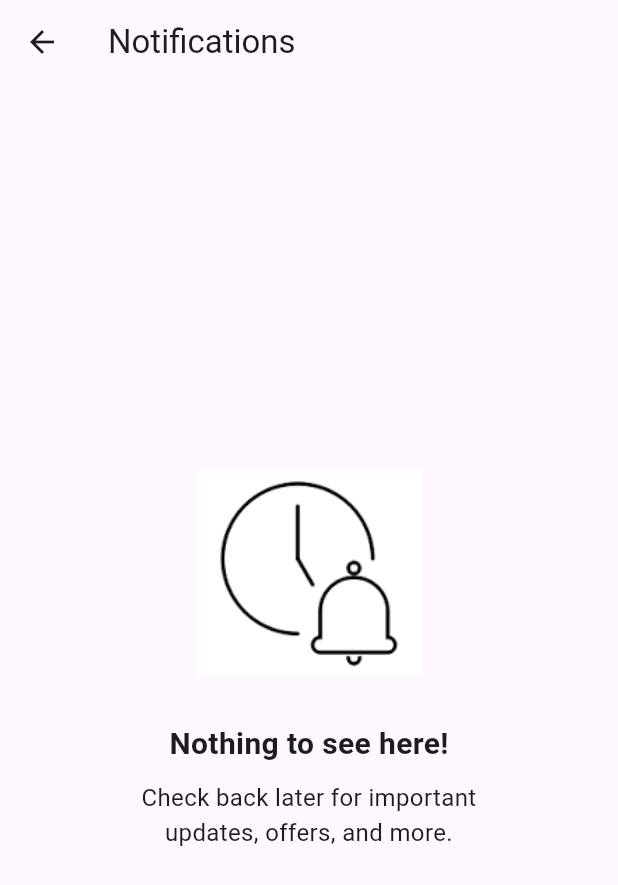
After one commit to nieyangfei/fintech_investor_app, a Flutter app: the screen it shows after launch, after a tap on the "notifications" icon, on a phone screen of 412 x 824 dp. The commit adds this screen. Shown: the top 885 px of the screen. Run offline on Flutter 3.47's test engine with Material 3 defaults, Android fonts, the phone set to English and light mode, and no system bars.

Commit message:
feature: notification page

```diff
--- a/lib/screens/home_screen.dart
+++ b/lib/screens/home_screen.dart
@@ -4,6 +4,7 @@ import 'package:fintech_investor_app/models/core.dart';
 import 'package:fintech_investor_app/models/notifications.dart';
 import 'package:fintech_investor_app/models/rewards.dart';
 import 'package:flutter/material.dart';
+import 'package:fintech_investor_app/screens/notifications_page.dart';
 
 // Home screen has three parts. Encapsulate them to classes for convenience.
 // 1. App bar.
@@ -24,7 +25,15 @@ class _HomeScreenState extends State<HomeScreen> {
         title: Row(
           children: [
             const Text('Home'),
-            Notifications(),
+          IconButton(
+            icon: const Icon(Icons.notifications),
+            onPressed: () {
+              Navigator.push(
+                context,
+                MaterialPageRoute(builder: (context) => const NotificationsPage()),
+              );
+            },
+          ),
             Rewards(),
             Core(),
           ],
--- /dev/null
+++ b/lib/screens/notifications_page.dart
@@ -0,0 +1,46 @@
+import 'package:flutter/material.dart';
+
+class NotificationsPage extends StatelessWidget {
+  const NotificationsPage({super.key});
+
+  @override
+  Widget build(BuildContext context) {
+    return Scaffold(
+      appBar: AppBar(
+        title: const Text('Notifications'),
+        leading: IconButton(
+          icon: const Icon(Icons.arrow_back),
+          onPressed: () => Navigator.pop(context),
+        ),
+      ),
+      body: const Center(
+        child: Padding(
+          padding: EdgeInsets.all(24.0),
+          child: Column(
+            mainAxisAlignment: MainAxisAlignment.center,
+            children: [
+              Image(
+                image: AssetImage('assets/images/clock.png'),
+                width: 150,
+              ),
+              SizedBox(height: 30),
+              Text(
+                'Nothing to see here!',
+                style: TextStyle(
+                  fontWeight: FontWeight.bold,
+                  fontSize: 20,
+                ),
+              ),
+              SizedBox(height: 10),
+              Text(
+                'Check back later for important\nupdates, offers, and more.',
+                textAlign: TextAlign.center,
+                style: TextStyle(fontSize: 16),
+              ),
+            ],
+          ),
+        ),
+      ),
+    );
+  }
+}
--- a/pubspec.yaml
+++ b/pubspec.yaml
@@ -51,6 +51,8 @@ dev_dependencies:
 
 # The following section is specific to Flutter packages.
 flutter:
+  assets:
+    - assets/images/clock.png
 
   # The following line ensures that the Material Icons font is
   # included with your application, so that you can use the icons in
```
Also changed, not shown: assets/images/clock.png (added), pubspec.lock.
